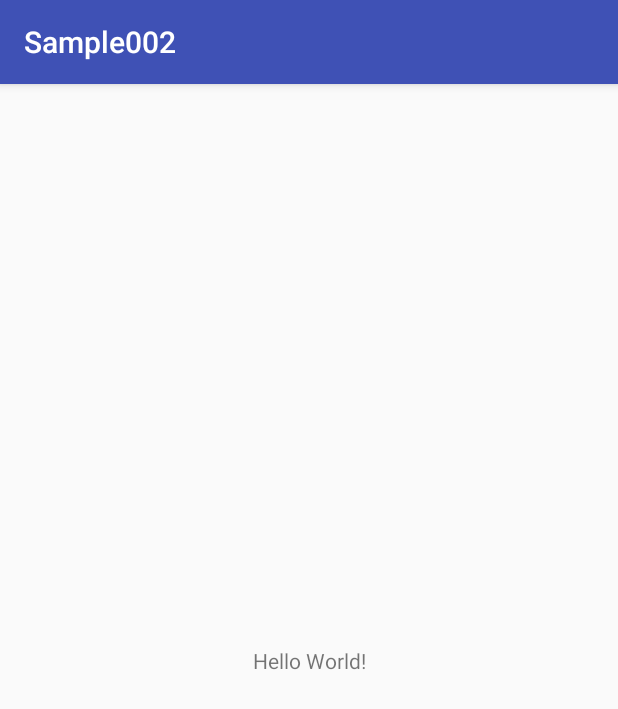
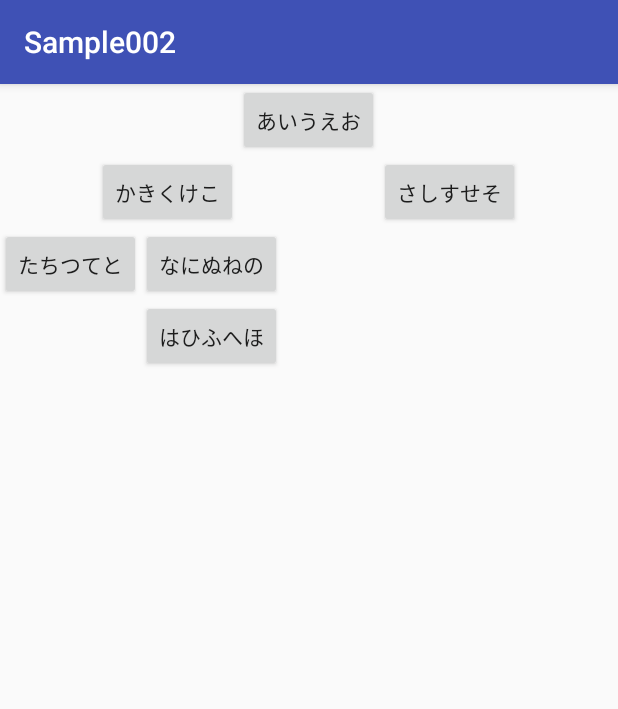
Before and after one commit to webarata3/begin_Android, an Android app: the screen it shows after launch (MainActivity), on a phone screen of 412 x 824 dp. Shown: the top 709 px of the screen. Run offline under Robolectric (Android 15) with nearby library versions, the phone set to English and light mode, and no system bars.

Commit message:
Sample002

```diff
--- a/Sample002/app/src/main/res/layout/activity_main.xml
+++ b/Sample002/app/src/main/res/layout/activity_main.xml
@@ -1,18 +1,56 @@
 <?xml version="1.0" encoding="utf-8"?>
-<android.support.constraint.ConstraintLayout xmlns:android="http://schemas.android.com/apk/res/android"
+<RelativeLayout xmlns:android="http://schemas.android.com/apk/res/android"
     xmlns:app="http://schemas.android.com/apk/res-auto"
     xmlns:tools="http://schemas.android.com/tools"
     android:layout_width="match_parent"
     android:layout_height="match_parent"
     tools:context=".MainActivity">
 
-    <TextView
+    <Button
+        android:id="@+id/button1"
         android:layout_width="wrap_content"
         android:layout_height="wrap_content"
-        android:text="Hello World!"
-        app:layout_constraintBottom_toBottomOf="parent"
-        app:layout_constraintLeft_toLeftOf="parent"
-        app:layout_constraintRight_toRightOf="parent"
-        app:layout_constraintTop_toTopOf="parent" />
+        android:layout_alignParentTop="true"
+        android:layout_centerHorizontal="true"
+        android:text="あいうえお" />
 
-</android.support.constraint.ConstraintLayout>
+    <Button
+        android:id="@+id/button2"
+        android:layout_width="wrap_content"
+        android:layout_height="wrap_content"
+        android:layout_below="@id/button1"
+        android:layout_toStartOf="@id/button1"
+        android:text="かきくけこ" />
+
+    <Button
+        android:id="@+id/button3"
+        android:layout_width="wrap_content"
+        android:layout_height="wrap_content"
+        android:layout_below="@id/button1"
+        android:layout_toEndOf="@id/button1"
+        android:text="さしすせそ" />
+
+    <Button
+        android:id="@+id/button4"
+        android:layout_width="wrap_content"
+        android:layout_height="wrap_content"
+        android:layout_below="@id/button2"
+        android:text="たちつてと" />
+
+    <Button
+        android:id="@+id/button5"
+        android:layout_width="wrap_content"
+        android:layout_height="wrap_content"
+        android:layout_alignTop="@id/button4"
+        android:layout_toEndOf="@id/button4"
+        android:text="なにぬねの"/>
+
+    <Button
+        android:id="@+id/button6"
+        android:layout_width="wrap_content"
+        android:layout_height="wrap_content"
+        android:layout_below="@id/button5"
+        android:layout_alignStart="@id/button5"
+        android:text="はひふへほ"/>
+
+</RelativeLayout>
```
